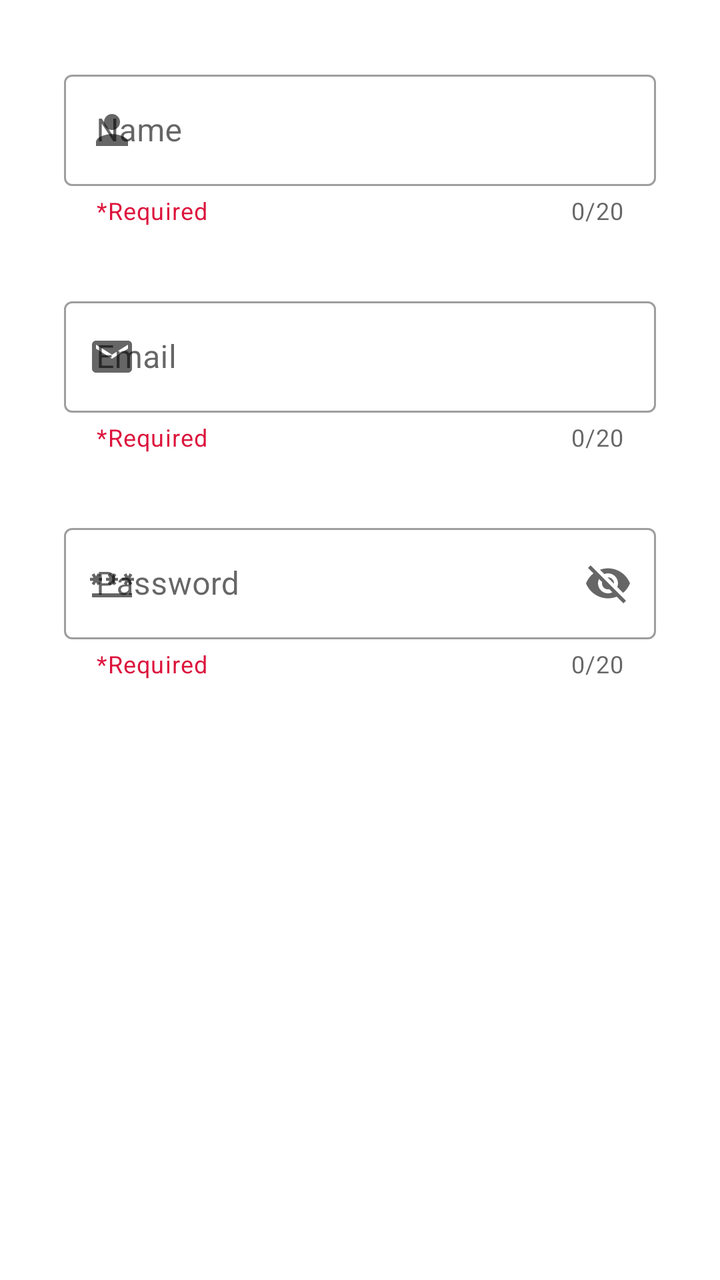
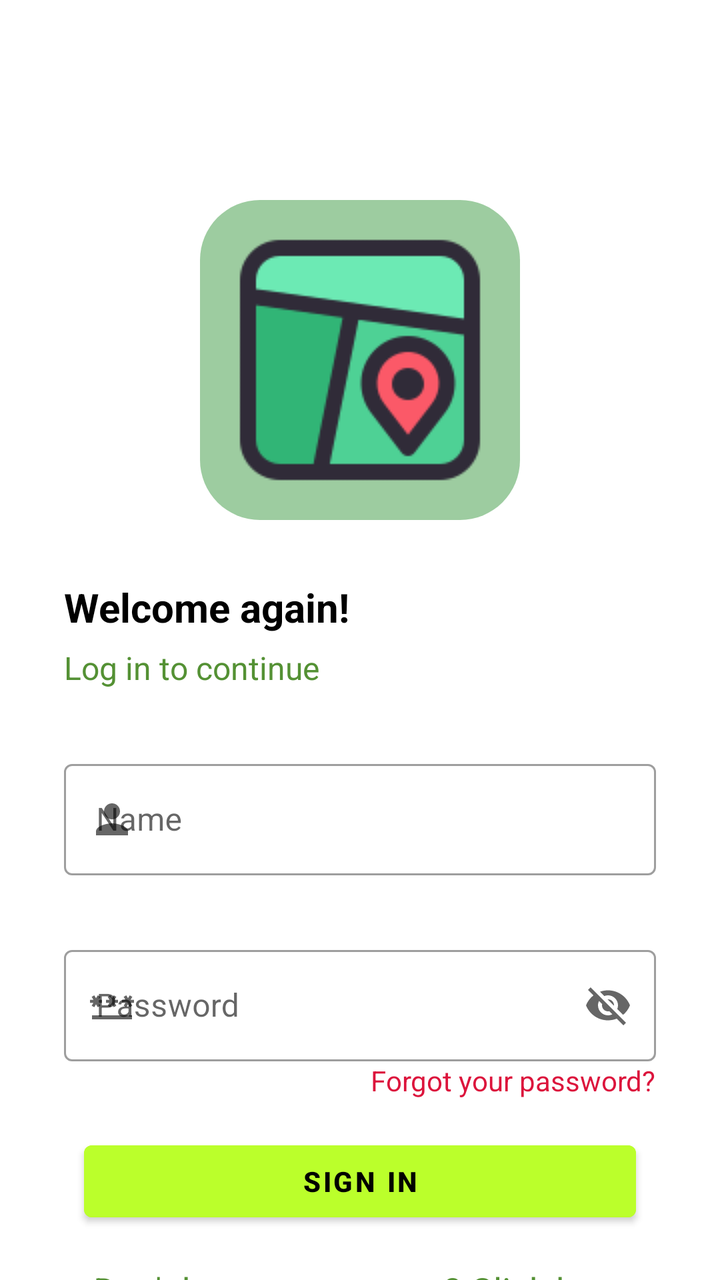

Screens rendered from an Android XML layout before and after an edit, with the pre-edit source and the edit as a unified diff.
<!-- AndroidManifest.xml: application theme Theme.PSASIC -->
<!-- res/layout/activity_login.xml -->
<androidx.constraintlayout.widget.ConstraintLayout xmlns:android="http://schemas.android.com/apk/res/android"
    xmlns:app="http://schemas.android.com/apk/res-auto"
    xmlns:tools="http://schemas.android.com/tools"
    android:layout_width="match_parent"
    android:layout_height="match_parent"
    tools:context=".Activities.LoginActivity">

    <com.google.android.material.textfield.TextInputLayout
        android:id="@+id/textNameLayout"
        style="@style/Widget.MaterialComponents.TextInputLayout.OutlinedBox"
        android:layout_width="match_parent"
        android:layout_height="wrap_content"
        android:layout_marginStart="32dp"
        android:layout_marginTop="32dp"
        android:layout_marginEnd="32dp"
        android:hint="@string/name"
        app:counterEnabled="true"
        app:counterMaxLength="20"
        app:endIconMode="clear_text"
        app:helperText="*Required"
        app:helperTextTextColor="@color/Crimson"
        app:layout_constraintEnd_toEndOf="parent"
        app:layout_constraintStart_toStartOf="parent"
        app:layout_constraintTop_toTopOf="parent"
        app:startIconDrawable="@drawable/ic_person">

        <com.google.android.material.textfield.TextInputEditText
            android:id="@+id/textName"
            android:layout_width="match_parent"
            android:layout_height="wrap_content" />
    </com.google.android.material.textfield.TextInputLayout>

    <com.google.android.material.textfield.TextInputLayout
        android:id="@+id/textEmailLayout"
        style="@style/Widget.MaterialComponents.TextInputLayout.OutlinedBox"
        android:layout_width="match_parent"
        android:layout_height="wrap_content"
        android:layout_marginStart="32dp"
        android:layout_marginTop="32dp"
        android:layout_marginEnd="32dp"
        android:hint="@string/email"
        app:counterEnabled="true"
        app:counterMaxLength="20"
        app:helperText="*Required"
        app:helperTextTextColor="@color/Crimson"
        app:layout_constraintEnd_toEndOf="parent"
        app:layout_constraintStart_toStartOf="parent"
        app:layout_constraintTop_toBottomOf="@id/textNameLayout"
        app:startIconDrawable="@drawable/ic_email">

        <com.google.android.material.textfield.TextInputEditText
            android:id="@+id/textEmail"
            android:layout_width="match_parent"
            android:layout_height="wrap_content" />
    </com.google.android.material.textfield.TextInputLayout>

    <com.google.android.material.textfield.TextInputLayout
        style="@style/Widget.MaterialComponents.TextInputLayout.OutlinedBox"
        android:layout_width="match_parent"
        android:layout_height="wrap_content"
        android:layout_marginStart="32dp"
        android:layout_marginTop="32dp"
        android:layout_marginEnd="32dp"
        android:hint="@string/password"
        app:counterEnabled="true"
        app:counterMaxLength="20"
        app:endIconMode="password_toggle"
        app:helperText="*Required"
        app:helperTextTextColor="@color/Crimson"
        app:layout_constraintEnd_toEndOf="parent"
        app:layout_constraintStart_toStartOf="parent"
        app:layout_constraintTop_toBottomOf="@id/textEmailLayout"
        app:startIconDrawable="@drawable/ic_password">

        <com.google.android.material.textfield.TextInputEditText
            android:id="@+id/textPassword"
            android:layout_width="match_parent"
            android:layout_height="wrap_content" />
    </com.google.android.material.textfield.TextInputLayout>
</androidx.constraintlayout.widget.ConstraintLayout>
<!-- resources referenced by this layout -->
<resources>
  <color name="Crimson">#DC143C</color>
  <!-- drawable ic_email (drawable) -->
  <vector android:height="24dp" android:tint="#000000"
      android:viewportHeight="24" android:viewportWidth="24"
      android:width="24dp" xmlns:android="http://schemas.android.com/apk/res/android">
      <path android:fillColor="@android:color/white" android:pathData="M20,4L4,4c-1.1,0 -1.99,0.9 -1.99,2L2,18c0,1.1 0.9,2 2,2h16c1.1,0 2,-0.9 2,-2L22,6c0,-1.1 -0.9,-2 -2,-2zM20,8l-8,5 -8,-5L4,6l8,5 8,-5v2z"/>
  </vector>
  <!-- drawable ic_password (drawable) -->
  <vector android:height="24dp" android:tint="#000000"
      android:viewportHeight="24" android:viewportWidth="24"
      android:width="24dp" xmlns:android="http://schemas.android.com/apk/res/android">
      <path android:fillColor="@android:color/white" android:pathData="M2,17h20v2H2V17zM3.15,12.95L4,11.47l0.85,1.48l1.3,-0.75L5.3,10.72H7v-1.5H5.3l0.85,-1.47L4.85,7L4,8.47L3.15,7l-1.3,0.75L2.7,9.22H1v1.5h1.7L1.85,12.2L3.15,12.95zM9.85,12.2l1.3,0.75L12,11.47l0.85,1.48l1.3,-0.75l-0.85,-1.48H15v-1.5h-1.7l0.85,-1.47L12.85,7L12,8.47L11.15,7l-1.3,0.75l0.85,1.47H9v1.5h1.7L9.85,12.2zM23,9.22h-1.7l0.85,-1.47L20.85,7L20,8.47L19.15,7l-1.3,0.75l0.85,1.47H17v1.5h1.7l-0.85,1.48l1.3,0.75L20,11.47l0.85,1.48l1.3,-0.75l-0.85,-1.48H23V9.22z"/>
  </vector>
  <!-- drawable ic_person (drawable) -->
  <vector xmlns:android="http://schemas.android.com/apk/res/android"
      android:width="24dp"
      android:height="24dp"
      android:tint="#000000"
      android:viewportWidth="24"
      android:viewportHeight="24">
      <path
          android:fillColor="@android:color/white"
          android:pathData="M12,12c2.21,0 4,-1.79 4,-4s-1.79,-4 -4,-4 -4,1.79 -4,4 1.79,4 4,4zM12,14c-2.67,0 -8,1.34 -8,4v2h16v-2c0,-2.66 -5.33,-4 -8,-4z" />
  </vector>
  <string name="email">Email</string>
  <string name="name">Name</string>
  <string name="password">Password</string>
  <style name="Theme.PSASIC" parent="Theme.MaterialComponents.DayNight.NoActionBar">
          
          <item name="colorPrimary">@color/purple_500</item>
          <item name="colorPrimaryVariant">@color/purple_700</item>
          <item name="colorOnPrimary">@color/white</item>
          
          <item name="colorSecondary">@color/teal_200</item>
          <item name="colorSecondaryVariant">@color/teal_700</item>
          <item name="colorOnSecondary">@color/black</item>
          
          <item name="android:statusBarColor">?attr/colorPrimaryVariant</item>
          
      </style>
  <color name="purple_500">#FF6200EE</color>
  <color name="purple_700">#FF3700B3</color>
  <color name="white">#FFFFFFFF</color>
  <color name="teal_200">#FF03DAC5</color>
  <color name="teal_700">#FF018786</color>
  <color name="black">#FF000000</color>
</resources>

<!-- the commit's change to res/layout/activity_login.xml (unified diff, before → after) -->
@@ -4,6 +4,44 @@
     android:layout_width="match_parent"
     android:layout_height="match_parent"
     tools:context=".Activities.LoginActivity">
+
+    <ImageView
+        android:layout_marginTop="100dp"
+        android:id="@+id/logo"
+        android:layout_width="160dp"
+        app:layout_constraintTop_toTopOf="parent"
+        app:layout_constraintStart_toStartOf="parent"
+        app:layout_constraintEnd_toEndOf="parent"
+        android:background="@drawable/rounded_bg"
+        android:layout_height="160dp"
+        android:scaleType="center"
+        android:src="@drawable/icons128"/>
+
+    <TextView
+        android:id="@+id/welcome"
+        app:layout_constraintTop_toBottomOf="@id/logo"
+        app:layout_constraintStart_toStartOf="parent"
+        android:layout_marginTop="30dp"
+        android:layout_width="wrap_content"
+        android:layout_height="wrap_content"
+        android:text="Welcome again!"
+        android:textColor="@color/black"
+        android:layout_marginStart="32dp"
+        android:textSize="20sp"
+        android:textStyle="bold" />
+    <TextView
+        android:id="@+id/login"
+        app:layout_constraintTop_toBottomOf="@id/welcome"
+        app:layout_constraintStart_toStartOf="parent"
+        android:layout_marginTop="6dp"
+        android:layout_width="wrap_content"
+        android:layout_height="wrap_content"
+        android:text="Log in to continue"
+        android:textColor="@color/normal_green"
+        android:layout_marginStart="32dp"
+        android:textSize="16sp"
+        android:textStyle="normal" />
+
 
     <com.google.android.material.textfield.TextInputLayout
         android:id="@+id/textNameLayout"
@@ -14,14 +52,10 @@
         android:layout_marginTop="32dp"
         android:layout_marginEnd="32dp"
         android:hint="@string/name"
-        app:counterEnabled="true"
-        app:counterMaxLength="20"
         app:endIconMode="clear_text"
-        app:helperText="*Required"
-        app:helperTextTextColor="@color/Crimson"
         app:layout_constraintEnd_toEndOf="parent"
         app:layout_constraintStart_toStartOf="parent"
-        app:layout_constraintTop_toTopOf="parent"
+        app:layout_constraintTop_toBottomOf="@id/login"
         app:startIconDrawable="@drawable/ic_person">
 
         <com.google.android.material.textfield.TextInputEditText
@@ -30,31 +64,9 @@
             android:layout_height="wrap_content" />
     </com.google.android.material.textfield.TextInputLayout>
 
-    <com.google.android.material.textfield.TextInputLayout
-        android:id="@+id/textEmailLayout"
-        style="@style/Widget.MaterialComponents.TextInputLayout.OutlinedBox"
-        android:layout_width="match_parent"
-        android:layout_height="wrap_content"
-        android:layout_marginStart="32dp"
-        android:layout_marginTop="32dp"
-        android:layout_marginEnd="32dp"
-        android:hint="@string/email"
-        app:counterEnabled="true"
-        app:counterMaxLength="20"
-        app:helperText="*Required"
-        app:helperTextTextColor="@color/Crimson"
-        app:layout_constraintEnd_toEndOf="parent"
-        app:layout_constraintStart_toStartOf="parent"
-        app:layout_constraintTop_toBottomOf="@id/textNameLayout"
-        app:startIconDrawable="@drawable/ic_email">
-
-        <com.google.android.material.textfield.TextInputEditText
-            android:id="@+id/textEmail"
-            android:layout_width="match_parent"
-            android:layout_height="wrap_content" />
-    </com.google.android.material.textfield.TextInputLayout>
 
     <com.google.android.material.textfield.TextInputLayout
+        android:id="@+id/textPasswordLayout"
         style="@style/Widget.MaterialComponents.TextInputLayout.OutlinedBox"
         android:layout_width="match_parent"
         android:layout_height="wrap_content"
@@ -62,14 +74,10 @@
         android:layout_marginTop="32dp"
         android:layout_marginEnd="32dp"
         android:hint="@string/password"
-        app:counterEnabled="true"
-        app:counterMaxLength="20"
         app:endIconMode="password_toggle"
-        app:helperText="*Required"
-        app:helperTextTextColor="@color/Crimson"
         app:layout_constraintEnd_toEndOf="parent"
         app:layout_constraintStart_toStartOf="parent"
-        app:layout_constraintTop_toBottomOf="@id/textEmailLayout"
+        app:layout_constraintTop_toBottomOf="@id/textNameLayout"
         app:startIconDrawable="@drawable/ic_password">
 
         <com.google.android.material.textfield.TextInputEditText
@@ -77,4 +85,37 @@
             android:layout_width="match_parent"
             android:layout_height="wrap_content" />
     </com.google.android.material.textfield.TextInputLayout>
+    <TextView
+        android:layout_width="wrap_content"
+        android:layout_height="wrap_content"
+        android:text="Forgot your password?"
+        android:textColor="@color/Crimson"
+        app:layout_constraintEnd_toEndOf="parent"
+        android:layout_marginEnd="32dp"
+        android:textSize="14dp"
+        app:layout_constraintTop_toBottomOf="@+id/textPasswordLayout"/>
+    <Button
+        android:id="@+id/signin_button"
+        android:layout_width="276dp"
+        android:layout_height="wrap_content"
+        android:layout_marginTop="36dp"
+        android:backgroundTint="@color/lime"
+        android:text="SIGN IN"
+        android:textColor="@color/black"
+        android:textStyle="bold"
+        app:layout_constraintEnd_toEndOf="parent"
+        app:layout_constraintStart_toStartOf="parent"
+        app:layout_constraintTop_toBottomOf="@+id/textPasswordLayout" />
+
+    <TextView
+        android:id="@+id/create_acc"
+        android:layout_marginTop="18dp"
+        android:layout_width="wrap_content"
+        android:layout_height="wrap_content"
+        android:text="Don't have an account? Click here"
+        android:textColor="@color/normal_green"
+        android:textSize="18dp"
+        app:layout_constraintEnd_toEndOf="parent"
+        app:layout_constraintStart_toStartOf="parent"
+        app:layout_constraintTop_toBottomOf="@+id/signin_button" />
 </androidx.constraintlayout.widget.ConstraintLayout>
<!-- resource entries referenced after the edit -->
@@ -1,12 +1,6 @@
 <!-- resources referenced by this layout -->
 <resources>
   <color name="Crimson">#DC143C</color>
-  <!-- drawable ic_email (drawable) -->
-  <vector android:height="24dp" android:tint="#000000"
-      android:viewportHeight="24" android:viewportWidth="24"
-      android:width="24dp" xmlns:android="http://schemas.android.com/apk/res/android">
-      <path android:fillColor="@android:color/white" android:pathData="M20,4L4,4c-1.1,0 -1.99,0.9 -1.99,2L2,18c0,1.1 0.9,2 2,2h16c1.1,0 2,-0.9 2,-2L22,6c0,-1.1 -0.9,-2 -2,-2zM20,8l-8,5 -8,-5L4,6l8,5 8,-5v2z"/>
-  </vector>
   <!-- drawable ic_password (drawable) -->
   <vector android:height="24dp" android:tint="#000000"
       android:viewportHeight="24" android:viewportWidth="24"
@@ -24,7 +18,14 @@
           android:fillColor="@android:color/white"
           android:pathData="M12,12c2.21,0 4,-1.79 4,-4s-1.79,-4 -4,-4 -4,1.79 -4,4 1.79,4 4,4zM12,14c-2.67,0 -8,1.34 -8,4v2h16v-2c0,-2.66 -5.33,-4 -8,-4z" />
   </vector>
-  <string name="email">Email</string>
+  <!-- drawable icons128: png bitmap (drawable-v24, 3537 bytes) -->
+  <!-- drawable rounded_bg (drawable) -->
+  <?xml version="1.0" encoding="UTF-8"?>
+  <shape xmlns:android="http://schemas.android.com/apk/res/android">
+      <solid android:color="@color/background_green"/>
+      <corners android:radius="30dp"/>
+      <padding android:left="0dp" android:top="0dp" android:right="0dp" android:bottom="0dp" />
+  </shape>
   <string name="name">Name</string>
   <string name="password">Password</string>
   <style name="Theme.PSASIC" parent="Theme.MaterialComponents.DayNight.NoActionBar">
@@ -40,11 +41,14 @@
           <item name="android:statusBarColor">?attr/colorPrimaryVariant</item>
           
       </style>
+  <color name="background_green">#9DCCA0</color>
   <color name="purple_500">#FF6200EE</color>
   <color name="purple_700">#FF3700B3</color>
   <color name="white">#FFFFFFFF</color>
   <color name="teal_200">#FF03DAC5</color>
   <color name="teal_700">#FF018786</color>
   <color name="black">#FF000000</color>
+  <color name="lime">#BBFF2B</color>
+  <color name="normal_green">#549134</color>
 </resources>
 
